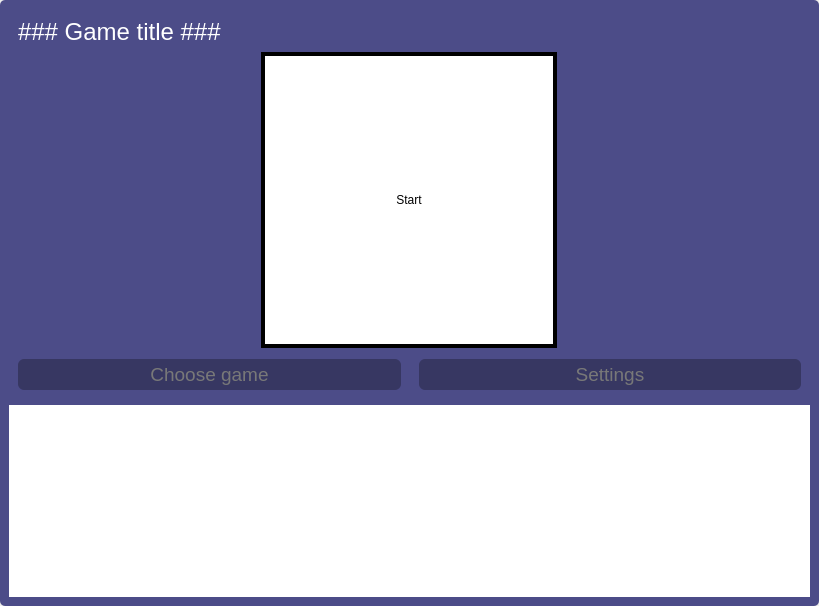
Qt form src/mainwindow.ui (MathThree/queens_game) before a commit.
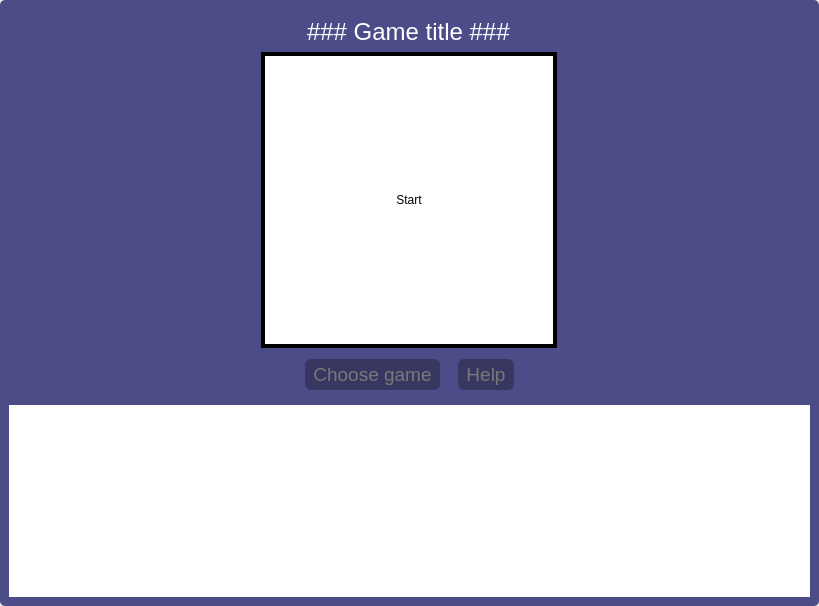
The same form after that commit. Custom widgets are drawn as their Qt base class.

The edit to the form file:
```diff
--- a/src/mainwindow.ui
+++ b/src/mainwindow.ui
@@ -115,7 +115,7 @@
        </size>
       </property>
       <layout class="QVBoxLayout" name="verticalLayout_3" stretch="0,0,0">
-       <item>
+       <item alignment="Qt::AlignmentFlag::AlignHCenter">
         <widget class="QLabel" name="gameName">
          <property name="font">
           <font>
@@ -214,7 +214,7 @@
          </widget>
         </widget>
        </item>
-       <item>
+       <item alignment="Qt::AlignmentFlag::AlignHCenter">
         <widget class="QWidget" name="buttonContainer" native="true">
          <property name="minimumSize">
           <size>
@@ -294,7 +294,7 @@
              <string notr="true"/>
             </property>
             <property name="text">
-             <string>Settings</string>
+             <string>Help</string>
             </property>
             <property name="autoDefault">
              <bool>false</bool>
```
Left out of the diff: 7 changed lines with no effect on the pictures.
